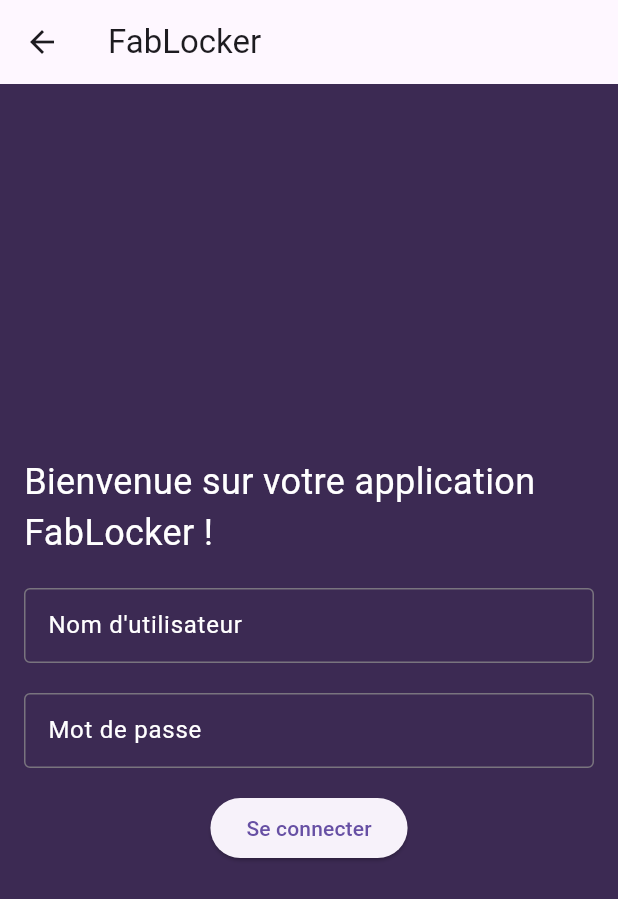
After one commit to TheoPrs/FabLocker, a Flutter app: the MyHomePageStyle screen opened directly, on a phone screen of 412 x 824 dp. The commit adds this screen. Shown: the top 899 px of the screen. Run offline on Flutter 3.47's test engine with Material 3 defaults, Android fonts, the phone set to English and light mode, and no system bars.

```diff
--- /dev/null
+++ b/fablocker/lib/style.dart
@@ -0,0 +1,69 @@
+import 'package:flutter/material.dart';
+
+class MyHomePageStyle extends StatelessWidget {
+  @override
+  Widget build(BuildContext context) {
+    return Scaffold(
+      appBar: AppBar(
+        title: Text('FabLocker'),
+      ),
+      body: Padding(
+        padding: const EdgeInsets.all(16.0),
+        child: Column(
+          mainAxisAlignment: MainAxisAlignment.center,
+          children: [
+            Align(
+              alignment: Alignment(0, -0.85),
+              child: Text(
+                'Bienvenue sur votre application FabLocker !',
+                style: TextStyle(
+                  color: Colors.white,
+                  fontSize: 24.0,
+                ),
+              ),
+            ),
+            SizedBox(
+                height: 20.0,
+                width: 50), // Ajoute un espace entre les zones de texte
+            SizedBox(
+              height: 50,
+              width: 440,
+              child: TextField(
+                decoration: InputDecoration(
+                  labelText: 'Nom d\'utilisateur',
+                  labelStyle:
+                      TextStyle(color: Color.fromARGB(255, 255, 255, 255)),
+                  border: OutlineInputBorder(),
+                ),
+                style: TextStyle(
+                    color: Colors.white), // Ajouté pour le texte en blanc
+              ),
+            ),
+            SizedBox(height: 20.0), // Ajoute un espace entre les zones de texte
+            SizedBox(
+              height: 50,
+              width: 440,
+              child: TextField(
+                obscureText: true, // Pour masquer le texte (mot de passe)
+                decoration: InputDecoration(
+                  labelText: 'Mot de passe',
+                  labelStyle: TextStyle(
+                      color: const Color.fromARGB(255, 255, 255, 255)),
+                  border: OutlineInputBorder(),
+                ),
+                style: TextStyle(
+                    color: Colors.white), // Ajouté pour le texte en blanc
+              ),
+            ),
+            SizedBox(height: 16.0), // Ajoute un espace entre les zones de texte
+            ElevatedButton(
+              onPressed: () {},
+              child: Text('Se connecter'),
+            ),
+          ],
+        ),
+      ),
+      backgroundColor: Color(0xFF3C2A53),
+    );
+  }
+}
```
Also changed, not shown: fablocker/lib/my_home_page.dart (+17 -14 lines).
